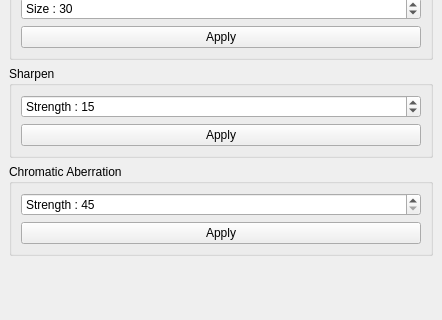
Qt form imageeffectsdockwidget.ui (michalmielczynski/PanelTest) before a commit; both pictures show x 0 to 442 and y 449 to 769 of the 442 by 769 pixel window.
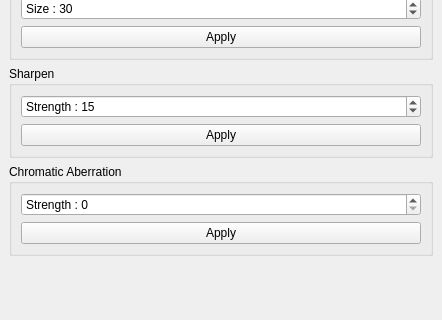
The same form after that commit.

Commit message: Aberration still dont work

```diff
--- a/imageeffectsdockwidget.ui
+++ b/imageeffectsdockwidget.ui
@@ -209,7 +209,7 @@
           <string>Strength : </string>
          </property>
          <property name="minimum">
-          <number>45</number>
+          <number>0</number>
          </property>
         </widget>
        </item>
```
The commit also changes 2 other files.
